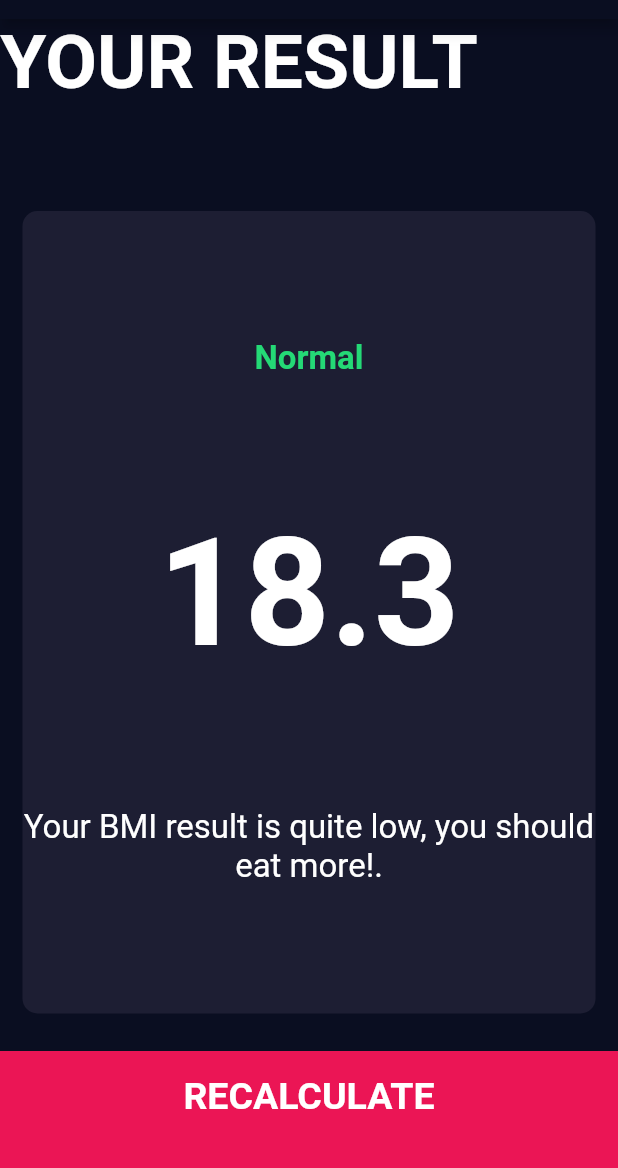
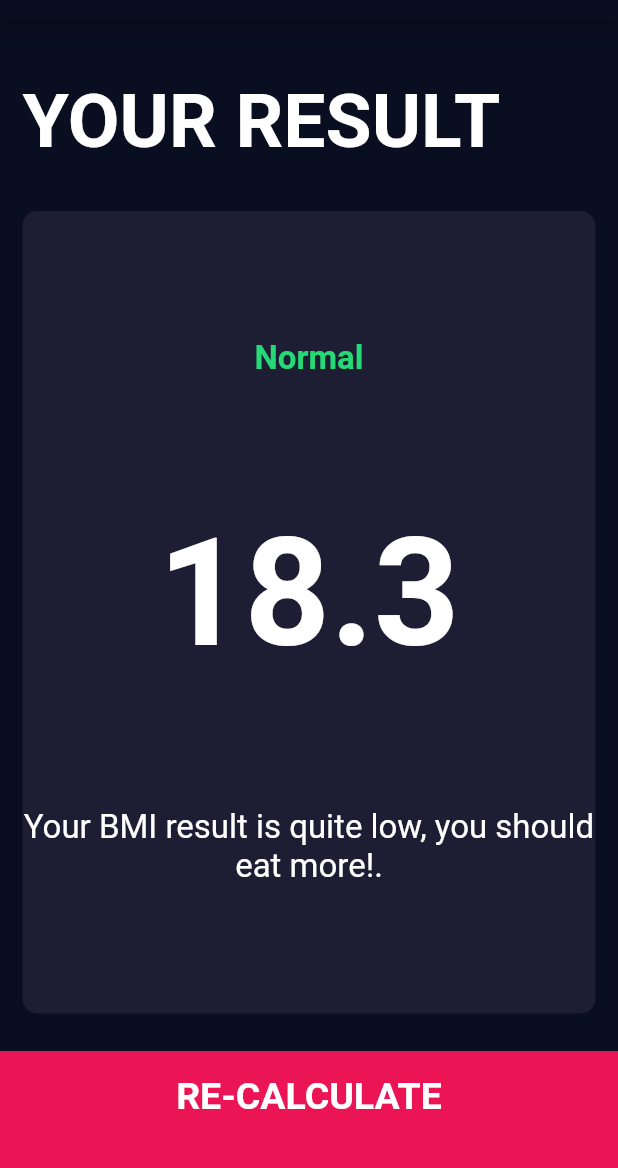
Before and after one commit to lokeshsoni/bmi-calculator-flutter, a Flutter app: the screen it shows after launch, after a tap on "CALCULATE", on a phone screen of 412 x 824 dp, the part 65-1233 px from its top. Run offline on Flutter 3.47's test engine with Material 2 defaults, Android fonts, the phone set to English and light mode, and no system bars; our stand-ins replace font_awesome_flutter.

Commit message:
Tue Sep 10 14:23:16 IST 2019

```diff
--- a/lib/bottom_button.dart
+++ b/lib/components/bottom_button.dart
@@ -1,6 +1,6 @@
 import 'package:flutter/material.dart';
 
-import 'constants.dart';
+import '../constants.dart';
 
 class BottomButton extends StatelessWidget {
   BottomButton({@required this.onTap, @required this.buttonTitle});
--- a/lib/icon_content.dart
+++ b/lib/components/icon_content.dart
@@ -1,6 +1,6 @@
 import 'package:flutter/material.dart';
 
-import 'constants.dart';
+import '../constants.dart';
 
 class IconContent extends StatelessWidget {
   IconContent({@required this.icon, @required this.label});
--- a/lib/main.dart
+++ b/lib/main.dart
@@ -1,6 +1,6 @@
 import 'package:flutter/material.dart';
 
-import 'input_page.dart';
+import 'screen/input_page.dart';
 
 void main() => runApp(BMICalculator());
 
--- a/lib/input_page.dart
+++ b/lib/screen/input_page.dart
@@ -1,12 +1,13 @@
-import 'package:bmi_calculator/results_page.dart';
-import 'package:bmi_calculator/round_icon_button.dart';
+import 'package:bmi_calculator/calculator_brain.dart';
+import 'package:bmi_calculator/components/round_icon_button.dart';
+import 'package:bmi_calculator/screen/results_page.dart';
 import 'package:flutter/material.dart';
 import 'package:font_awesome_flutter/font_awesome_flutter.dart';
 
-import 'bottom_button.dart';
-import 'constants.dart';
-import 'icon_content.dart';
-import 'reusable_card.dart';
+import '../components/bottom_button.dart';
+import '../components/icon_content.dart';
+import '../components/reusable_card.dart';
+import '../constants.dart';
 
 enum Gender { male, female }
 
@@ -186,6 +187,9 @@ class _InputPageState extends State<InputPage> {
           BottomButton(
             buttonTitle: "CALCULATE",
             onTap: () {
+              CalculatorBrain calc =
+                  CalculatorBrain(height: height, weight: weight);
+
               Navigator.push(context,
                   MaterialPageRoute(builder: (context) => ResultsPage()));
             },
--- a/lib/results_page.dart
+++ b/lib/screen/results_page.dart
@@ -1,8 +1,7 @@
+import 'package:bmi_calculator/components/bottom_button.dart';
+import 'package:bmi_calculator/components/reusable_card.dart';
 import 'package:bmi_calculator/constants.dart';
-import 'package:bmi_calculator/reusable_card.dart';
 import 'package:flutter/material.dart';
-
-import 'bottom_button.dart';
 
 class ResultsPage extends StatelessWidget {
   @override
@@ -15,6 +14,8 @@ class ResultsPage extends StatelessWidget {
         children: <Widget>[
           Expanded(
             child: Container(
+              padding: EdgeInsets.all(15.0),
+              alignment: Alignment.bottomLeft,
               child: Text('YOUR RESULT', style: kResultTitleTextStyle),
             ),
           ),
@@ -38,7 +39,7 @@ class ResultsPage extends StatelessWidget {
             ),
           ),
           BottomButton(
-            buttonTitle: "RECALCULATE",
+            buttonTitle: "RE-CALCULATE",
             onTap: () {
               Navigator.pop(context);
             },
```
Also changed, not shown: lib/calculator_brain.dart (added, +35 -0 lines), lib/components/reusable_card.dart (renamed from lib/reusable_card.dart), lib/components/round_icon_button.dart (renamed from lib/round_icon_button.dart), 1 other file.
